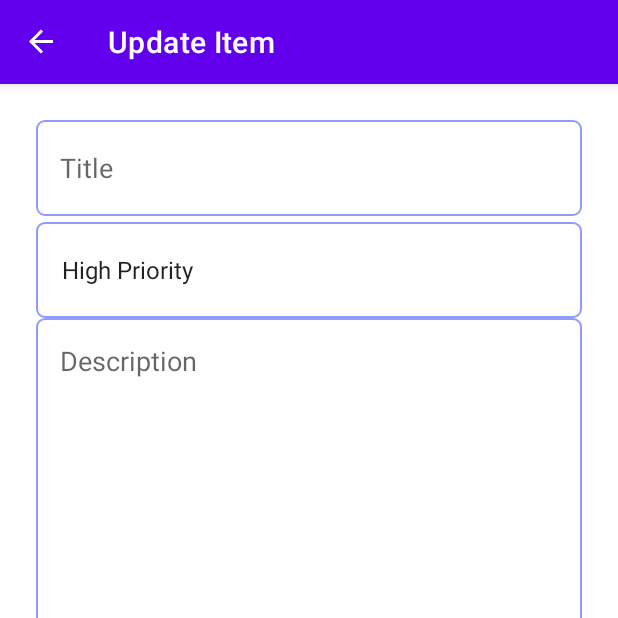
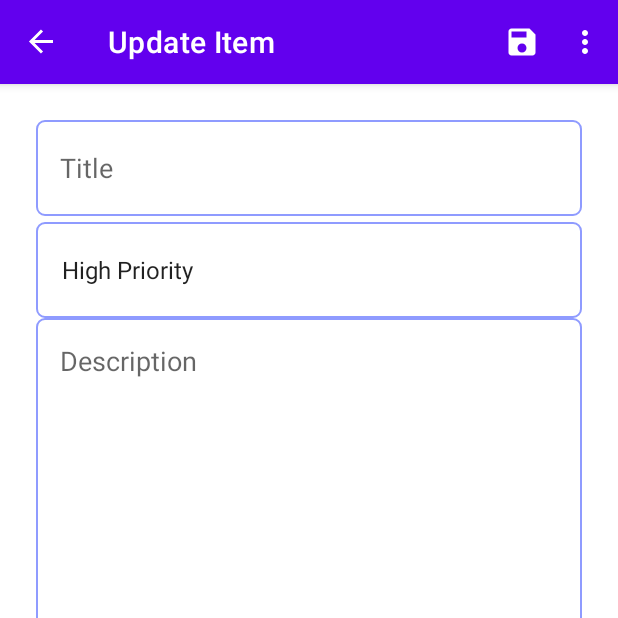
Before and after one commit to Darfune/ToDoListApp, an Android app: the UpdateFragment screen opened through its navigation route, on a phone screen of 412 x 824 dp, the top half of it. Run offline under Robolectric (Android 15) with nearby library versions, the phone set to English and light mode, and no system bars; our stand-ins replace navigation-ui.

Commit message:
update fragment menu

```diff
--- a/app/src/main/java/com/example/todolistapp/fragments/update/UpdateFragment.kt
+++ b/app/src/main/java/com/example/todolistapp/fragments/update/UpdateFragment.kt
@@ -1,10 +1,8 @@
 package com.example.todolistapp.fragments.update
 
 import android.os.Bundle
+import android.view.*
 import androidx.fragment.app.Fragment
-import android.view.LayoutInflater
-import android.view.View
-import android.view.ViewGroup
 import com.example.todolistapp.R
 
 
@@ -15,8 +13,15 @@ class UpdateFragment : Fragment() {
         inflater: LayoutInflater, container: ViewGroup?,
         savedInstanceState: Bundle?,
     ): View? {
+
+        setHasOptionsMenu(true)
+
         // Inflate the layout for this fragment
         return inflater.inflate(R.layout.fragment_update, container, false)
     }
 
+    override fun onCreateOptionsMenu(menu: Menu, inflater: MenuInflater) {
+        inflater.inflate(R.menu.update_fragment_menu, menu)
+    }
+
 }
--- /dev/null
+++ b/app/src/main/res/drawable/ic_delete.xml
@@ -0,0 +1,10 @@
+<vector xmlns:android="http://schemas.android.com/apk/res/android"
+    android:width="24dp"
+    android:height="24dp"
+    android:viewportWidth="24"
+    android:viewportHeight="24"
+    android:tint="?attr/colorControlNormal">
+  <path
+      android:fillColor="@android:color/white"
+      android:pathData="M6,19c0,1.1 0.9,2 2,2h8c1.1,0 2,-0.9 2,-2V7H6v12zM19,4h-3.5l-1,-1h-5l-1,1H5v2h14V4z"/>
+</vector>
--- /dev/null
+++ b/app/src/main/res/drawable/ic_save.xml
@@ -0,0 +1,10 @@
+<vector xmlns:android="http://schemas.android.com/apk/res/android"
+    android:width="24dp"
+    android:height="24dp"
+    android:viewportWidth="24"
+    android:viewportHeight="24"
+    android:tint="?attr/colorControlNormal">
+  <path
+      android:fillColor="@android:color/white"
+      android:pathData="M17,3L5,3c-1.11,0 -2,0.9 -2,2v14c0,1.1 0.89,2 2,2h14c1.1,0 2,-0.9 2,-2L21,7l-4,-4zM12,19c-1.66,0 -3,-1.34 -3,-3s1.34,-3 3,-3 3,1.34 3,3 -1.34,3 -3,3zM15,9L5,9L5,5h10v4z"/>
+</vector>
--- /dev/null
+++ b/app/src/main/res/menu/update_fragment_menu.xml
@@ -0,0 +1,19 @@
+<?xml version="1.0" encoding="utf-8"?>
+<menu xmlns:android="http://schemas.android.com/apk/res/android"
+    xmlns:app="http://schemas.android.com/apk/res-auto">
+
+    <item
+        android:id="@+id/save"
+        android:title="@string/save"
+        android:icon="@drawable/ic_save"
+        android:iconTint="@color/white"
+        app:showAsAction="ifRoom"/>
+
+    <item
+        android:id="@+id/delete"
+        android:title="@string/delete"
+        android:icon="@drawable/ic_delete"
+        android:iconTint="@color/white"
+        app:showAsAction="never"/>
+
+</menu>
--- a/app/src/main/res/values/strings.xml
+++ b/app/src/main/res/values/strings.xml
@@ -12,6 +12,9 @@
     <string name="medium_priority">Medium Priority</string>
     <string name="low_priority">Low Priority</string>
     <string name="delete_all">Delete All</string>
+    <string name="add">Add</string>
+    <string name="save">Save</string>
+    <string name="delete">Delete</string>
 
     <string-array name="priorities">
         <item>High Priority</item>
```
Also changed, not shown: app/src/main/java/com/example/todolistapp/fragments/add/AddItemFragment.kt (+8 -3 lines), app/src/main/res/drawable/ic_check.xml (added, +10 -0 lines), app/src/main/res/menu/add_fragment_menu.xml (added, +12 -0 lines).
